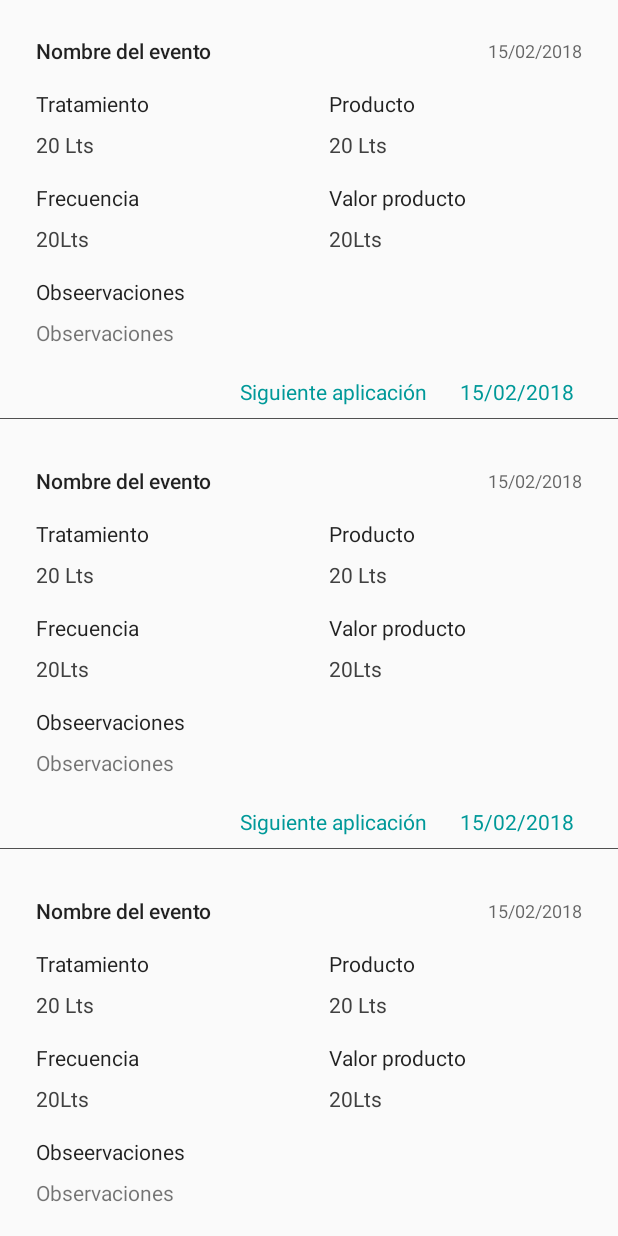
After one commit to mutkan/GankoResources, an Android app: the layout activity_manage_bovine.xml on its own in the app's theme, with its tools: preview values and no code run, on a phone screen of 412 x 824 dp. The commit adds this screen. Run offline under Robolectric (Android 15) with nearby library versions, the phone set to English and light mode, and no system bars.

Commit message:
Feed and manage bovine templates complete

```diff
--- /dev/null
+++ b/app/src/main/java/com/example/cristian/myapplication/ui/FeedBovineActivity.kt
@@ -0,0 +1,15 @@
+package com.example.cristian.myapplication.ui
+
+import android.support.v7.app.AppCompatActivity
+import android.os.Bundle
+import com.example.cristian.myapplication.R
+
+class FeedBovineActivity : AppCompatActivity() {
+
+    override fun onCreate(savedInstanceState: Bundle?) {
+        super.onCreate(savedInstanceState)
+        setContentView(R.layout.activity_feed_bovine)
+
+        supportActionBar?.setDisplayHomeAsUpEnabled(true)
+    }
+}
--- /dev/null
+++ b/app/src/main/java/com/example/cristian/myapplication/ui/FeedBovineViewModel.java
@@ -0,0 +1,8 @@
+package com.example.cristian.myapplication.ui;
+
+/**
+ * Created by Ana Marin on 17/03/2018.
+ */
+
+public class FeedBovineViewModel {
+}
--- /dev/null
+++ b/app/src/main/java/com/example/cristian/myapplication/ui/ManageBovineActivity.kt
@@ -0,0 +1,13 @@
+package com.example.cristian.myapplication.ui
+
+import android.support.v7.app.AppCompatActivity
+import android.os.Bundle
+import com.example.cristian.myapplication.R
+
+class ManageBovineActivity : AppCompatActivity() {
+
+    override fun onCreate(savedInstanceState: Bundle?) {
+        super.onCreate(savedInstanceState)
+        setContentView(R.layout.activity_manage_bovine)
+    }
+}
--- /dev/null
+++ b/app/src/main/java/com/example/cristian/myapplication/ui/adapters/FeedBovineAdapter.java
@@ -0,0 +1,11 @@
+package com.example.cristian.myapplication.ui.adapters;
+
+/**
+ * Created by Ana Marin on 17/03/2018.
+ */
+
+class FeedBovineAdapter  {
+
+
+
+}
--- /dev/null
+++ b/app/src/main/java/com/example/cristian/myapplication/ui/adapters/ManageBovineAdapter.java
@@ -0,0 +1,8 @@
+package com.example.cristian.myapplication.ui.adapters;
+
+/**
+ * Created by Ana Marin on 18/03/2018.
+ */
+
+public class ManageBovineAdapter {
+}
--- /dev/null
+++ b/app/src/main/res/layout/activity_feed_bovine.xml
@@ -0,0 +1,16 @@
+<?xml version="1.0" encoding="utf-8"?>
+<android.support.constraint.ConstraintLayout xmlns:android="http://schemas.android.com/apk/res/android"
+    xmlns:app="http://schemas.android.com/apk/res-auto"
+    xmlns:tools="http://schemas.android.com/tools"
+    android:layout_width="match_parent"
+    android:layout_height="match_parent"
+    tools:context="com.example.cristian.myapplication.ui.FeedBovineActivity">
+
+    <android.support.v7.widget.RecyclerView
+        android:id="@+id/recycler"
+        android:layout_width="match_parent"
+        android:layout_height="match_parent"
+        android:layout_gravity="start"
+        tools:listitem="@layout/template_feed_bovine" />
+
+</android.support.constraint.ConstraintLayout>
--- /dev/null
+++ b/app/src/main/res/layout/activity_manage_bovine.xml
@@ -0,0 +1,16 @@
+<?xml version="1.0" encoding="utf-8"?>
+<android.support.constraint.ConstraintLayout xmlns:android="http://schemas.android.com/apk/res/android"
+    xmlns:app="http://schemas.android.com/apk/res-auto"
+    xmlns:tools="http://schemas.android.com/tools"
+    android:layout_width="match_parent"
+    android:layout_height="match_parent"
+    tools:context="com.example.cristian.myapplication.ui.ManageBovineActivity">
+
+    <android.support.v7.widget.RecyclerView
+        android:id="@+id/recycler"
+        android:layout_width="match_parent"
+        android:layout_height="match_parent"
+        android:layout_gravity="start"
+        tools:listitem="@layout/template_manage_bovine" />
+
+</android.support.constraint.ConstraintLayout>
--- a/app/src/main/res/layout/template_feed_bovine.xml
+++ b/app/src/main/res/layout/template_feed_bovine.xml
@@ -1,13 +1,19 @@
 <?xml version="1.0" encoding="utf-8"?>
-<android.support.constraint.ConstraintLayout
+<layout
     xmlns:android="http://schemas.android.com/apk/res/android"
     xmlns:app="http://schemas.android.com/apk/res-auto"
     xmlns:tools="http://schemas.android.com/tools"
+    >
+    <data>
+
+    </data>
+<android.support.constraint.ConstraintLayout
     android:layout_width="match_parent"
-    android:layout_height="match_parent">
+    android:layout_height="wrap_content">
 
     <TextView
         android:id="@+id/feed_name"
+        style="@style/TextAppearance.AppCompat.Body2"
         android:layout_width="0dp"
         android:layout_height="wrap_content"
         android:layout_marginEnd="32dp"
@@ -17,8 +23,7 @@
         app:layout_constraintEnd_toStartOf="@+id/feed_date"
         app:layout_constraintStart_toStartOf="parent"
         app:layout_constraintTop_toTopOf="parent"
-        tools:text="@string/feed_name"
-        style="@style/TextAppearance.AppCompat.Body2"/>
+        tools:text="@string/feed_name" />
 
     <TextView
         android:id="@+id/feed_date"
@@ -59,16 +64,18 @@
 
     <TextView
         android:id="@+id/feed_kile_value"
+        style="@style/TextAppearance.AppCompat.Body1"
         android:layout_width="wrap_content"
         android:layout_height="wrap_content"
+        android:layout_marginBottom="24dp"
         android:layout_marginStart="24dp"
         android:layout_marginTop="11dp"
         android:text="TextView"
+        android:textColor="@color/menu_button"
+        app:layout_constraintBottom_toBottomOf="parent"
         app:layout_constraintStart_toStartOf="parent"
         app:layout_constraintTop_toBottomOf="@+id/text26"
-        style="@style/TextAppearance.AppCompat.Body1"
-        android:textColor="@color/menu_button"
-        tools:text="20 Lts"/>
+        tools:text="20 Lts" />
 
     <TextView
         android:id="@+id/textView27"
@@ -85,14 +92,14 @@
 
     <TextView
         android:id="@+id/feed_total_value"
+        style="@style/TextAppearance.AppCompat.Body1"
         android:layout_width="wrap_content"
         android:layout_height="wrap_content"
         android:text="TextView"
+        android:textColor="@color/menu_button"
         app:layout_constraintBottom_toBottomOf="@+id/feed_kile_value"
         app:layout_constraintStart_toStartOf="@+id/textView27"
-        style="@style/TextAppearance.AppCompat.Body1"
-        android:textColor="@color/menu_button"
-        tools:text="20 Lts"/>
+        tools:text="20 Lts" />
 
     <ImageView
         android:id="@+id/imageView4"
@@ -106,3 +113,4 @@
 
 
 </android.support.constraint.ConstraintLayout>
+</layout>
--- /dev/null
+++ b/app/src/main/res/layout/template_manage_bovine.xml
@@ -0,0 +1,201 @@
+<?xml version="1.0" encoding="utf-8"?>
+<layout
+    xmlns:android="http://schemas.android.com/apk/res/android"
+    xmlns:app="http://schemas.android.com/apk/res-auto"
+    xmlns:tools="http://schemas.android.com/tools"
+    >
+    <data>
+
+    </data>
+
+    <android.support.constraint.ConstraintLayout
+        android:layout_width="match_parent"
+        android:layout_height="wrap_content">
+
+        <TextView
+            android:id="@+id/event_name"
+            style="@style/TextAppearance.AppCompat.Body2"
+            android:layout_width="0dp"
+            android:layout_height="wrap_content"
+            android:layout_marginEnd="32dp"
+            android:layout_marginStart="24dp"
+            android:layout_marginTop="24dp"
+            android:text="@string/manage_event_name"
+            app:layout_constraintEnd_toStartOf="@+id/manage_date"
+            app:layout_constraintStart_toStartOf="parent"
+            app:layout_constraintTop_toTopOf="parent"
+            tools:text="Nombre del evento" />
+
+        <TextView
+            android:id="@+id/manage_date"
+            style="@style/TextAppearance.AppCompat.Caption"
+            android:layout_width="wrap_content"
+            android:layout_height="wrap_content"
+            android:layout_marginEnd="24dp"
+            android:layout_marginTop="24dp"
+            app:layout_constraintBottom_toBottomOf="@+id/event_name"
+            app:layout_constraintEnd_toEndOf="parent"
+            app:layout_constraintTop_toTopOf="parent"
+            tools:text="15/02/2018" />
+
+
+        <TextView
+            android:id="@+id/text26"
+            style="@style/TextAppearance.AppCompat.Body1"
+            android:layout_width="wrap_content"
+            android:layout_height="wrap_content"
+            android:layout_marginStart="24dp"
+            android:layout_marginTop="16dp"
+            android:text="@string/manage_treatment"
+            app:layout_constraintStart_toStartOf="parent"
+            app:layout_constraintTop_toBottomOf="@+id/event_name"
+            tools:text="Tratamiento" />
+
+        <TextView
+            android:id="@+id/manage_treatment"
+            style="@style/TextAppearance.AppCompat.Body1"
+            android:layout_width="wrap_content"
+            android:layout_height="wrap_content"
+            android:layout_marginStart="24dp"
+            android:layout_marginTop="8dp"
+            android:text="TextView"
+            android:textColor="@color/menu_button"
+            app:layout_constraintStart_toStartOf="parent"
+            app:layout_constraintTop_toBottomOf="@+id/text26"
+            tools:text="20 Lts" />
+
+        <TextView
+            android:id="@+id/textView27"
+            style="@style/TextAppearance.AppCompat.Body1"
+            android:layout_width="wrap_content"
+            android:layout_height="wrap_content"
+            android:layout_marginEnd="24dp"
+            android:layout_marginStart="8dp"
+            android:text="@string/manage_product"
+            app:layout_constraintBottom_toBottomOf="@+id/text26"
+            app:layout_constraintEnd_toEndOf="parent"
+            app:layout_constraintStart_toEndOf="@+id/text26"
+            tools:text="Producto" />
+
+        <TextView
+            android:id="@+id/manage_product"
+            style="@style/TextAppearance.AppCompat.Body1"
+            android:layout_width="wrap_content"
+            android:layout_height="wrap_content"
+            android:text="TextView"
+            android:textColor="@color/menu_button"
+            app:layout_constraintBottom_toBottomOf="@+id/manage_treatment"
+            app:layout_constraintStart_toStartOf="@+id/textView27"
+            tools:text="20 Lts" />
+
+        <TextView
+            android:id="@+id/textView18"
+            style="@style/TextAppearance.AppCompat.Body1"
+            android:layout_width="wrap_content"
+            android:layout_height="wrap_content"
+            android:layout_marginStart="24dp"
+            android:layout_marginTop="16dp"
+            android:text="Frecuencia"
+            app:layout_constraintStart_toStartOf="parent"
+            app:layout_constraintTop_toBottomOf="@+id/manage_treatment"
+            tools:text="Frecuencia" />
+
+        <TextView
+            android:id="@+id/manage_frequency"
+            style="@style/TextAppearance.AppCompat.Body1"
+            android:layout_width="wrap_content"
+            android:layout_height="wrap_content"
+            android:layout_marginStart="24dp"
+            android:layout_marginTop="8dp"
+            android:text="TextView"
+            android:textColor="@color/menu_button"
+            app:layout_constraintStart_toStartOf="parent"
+            app:layout_constraintTop_toBottomOf="@+id/textView18"
+            tools:text="20Lts" />
+
+        <TextView
+            android:id="@+id/textView21"
+            style="@style/TextAppearance.AppCompat.Body1"
+            android:layout_width="wrap_content"
+            android:layout_height="wrap_content"
+            android:text="Valor producto"
+            app:layout_constraintBottom_toBottomOf="@+id/textView18"
+            app:layout_constraintStart_toStartOf="@+id/manage_product"
+            tools:text="Valor producto" />
+
+        <TextView
+            android:id="@+id/manage_product_value"
+            style="@style/TextAppearance.AppCompat.Body1"
+            android:layout_width="wrap_content"
+            android:layout_height="wrap_content"
+            android:text="TextView"
+            android:textColor="@color/menu_button"
+            app:layout_constraintBottom_toBottomOf="@+id/manage_frequency"
+            app:layout_constraintStart_toStartOf="@+id/textView21"
+            tools:text="20Lts" />
+
+        <TextView
+            android:id="@+id/textView26"
+            style="@style/TextAppearance.AppCompat.Body1"
+            android:layout_width="wrap_content"
+            android:layout_height="wrap_content"
+            android:layout_marginStart="24dp"
+            android:layout_marginTop="16dp"
+            android:text="Observaciones"
+            app:layout_constraintStart_toStartOf="parent"
+            app:layout_constraintTop_toBottomOf="@+id/manage_frequency"
+            tools:text="Obseervaciones" />
+
+        <TextView
+            android:id="@+id/manage_observations"
+            android:layout_width="0dp"
+            android:layout_height="wrap_content"
+            android:layout_marginEnd="8dp"
+            android:layout_marginStart="24dp"
+            android:layout_marginTop="8dp"
+            android:text="TextView"
+            app:layout_constraintEnd_toEndOf="parent"
+            app:layout_constraintStart_toStartOf="parent"
+            app:layout_constraintTop_toBottomOf="@+id/textView26"
+            tools:text="Observaciones" />
+
+        <TextView
+            android:id="@+id/textView29"
+            style="@style/TextAppearance.AppCompat.Body1"
+            android:layout_width="wrap_content"
+            android:layout_height="wrap_content"
+            android:layout_marginBottom="16dp"
+            android:layout_marginStart="160dp"
+            android:layout_marginTop="20dp"
+            android:text="Siguiente aplicación"
+            android:textColor="@color/check_filter"
+            app:layout_constraintBottom_toBottomOf="parent"
+            app:layout_constraintStart_toStartOf="parent"
+            app:layout_constraintTop_toBottomOf="@+id/manage_observations" />
+
+        <TextView
+            android:id="@+id/manage_application_date"
+            style="@style/TextAppearance.AppCompat.Body1"
+            android:layout_width="wrap_content"
+            android:layout_height="wrap_content"
+            android:layout_marginEnd="24dp"
+            android:layout_marginStart="16dp"
+            android:text="TextView"
+            android:textColor="@color/check_filter"
+            app:layout_constraintBottom_toBottomOf="@+id/textView29"
+            app:layout_constraintEnd_toEndOf="parent"
+            app:layout_constraintStart_toEndOf="@+id/textView29"
+            tools:text="15/02/2018" />
+
+        <ImageView
+            android:id="@+id/imageView4"
+            android:layout_width="0dp"
+            android:layout_height="0.5dp"
+            android:layout_marginTop="8dp"
+            app:layout_constraintEnd_toEndOf="parent"
+            app:layout_constraintStart_toStartOf="parent"
+            app:layout_constraintTop_toBottomOf="@+id/manage_application_date"
+            app:srcCompat="@color/menu_button_light" />
+
+    </android.support.constraint.ConstraintLayout>
+</layout>
--- a/app/src/main/res/values/strings.xml
+++ b/app/src/main/res/values/strings.xml
@@ -162,4 +162,7 @@
     <string name="feed_date">Fecha del alimento</string>
     <string name="feed_kile_value">Valor por kilo</string>
     <string name="feed_total_value">Valor Total</string>
+    <string name="manage_treatment">Tratamiento</string>
+    <string name="manage_product">Producto</string>
+    <string name="manage_event_name">Nombre del evento</string>
 </resources>
```
Also changed, not shown: app/src/main/AndroidManifest.xml (+5 -2 lines).
